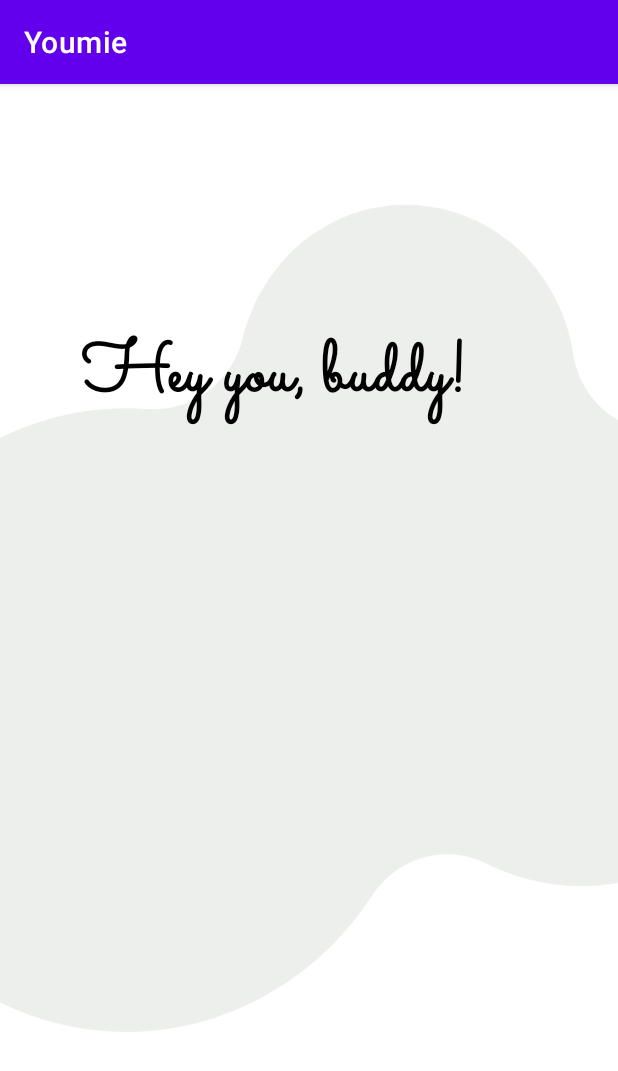
After one commit to alodijutgla/Youmie, an Android app: the RegisterActivity screen opened directly, with no data from a screen before it, on a phone screen of 412 x 824 dp. The commit adds this screen. Shown: the top 1071 px of the screen. Run offline under Robolectric (Android 15) with nearby library versions, the phone set to English and light mode, and no system bars.

Commit message:
added RegisterActivity

```diff
--- a/app/src/main/AndroidManifest.xml
+++ b/app/src/main/AndroidManifest.xml
@@ -10,7 +10,10 @@
         android:supportsRtl="true"
         android:theme="@style/Theme.Youmie">
         <activity
-            android:name=".MainActivity"
+            android:name=".RegisterActivity"
+            android:exported="false" />
+        <activity
+            android:name=".WelcomeActivity"
             android:exported="true">
             <intent-filter>
                 <action android:name="android.intent.action.MAIN" />
--- /dev/null
+++ b/app/src/main/java/com/example/youmie/RegisterActivity.java
@@ -0,0 +1,14 @@
+package com.example.youmie;
+
+import androidx.appcompat.app.AppCompatActivity;
+
+import android.os.Bundle;
+
+public class RegisterActivity extends AppCompatActivity {
+
+    @Override
+    protected void onCreate(Bundle savedInstanceState) {
+        super.onCreate(savedInstanceState);
+        setContentView(R.layout.activity_register);
+    }
+}
--- /dev/null
+++ b/app/src/main/res/layout/activity_register.xml
@@ -0,0 +1,26 @@
+<?xml version="1.0" encoding="utf-8"?>
+<androidx.constraintlayout.widget.ConstraintLayout xmlns:android="http://schemas.android.com/apk/res/android"
+    xmlns:app="http://schemas.android.com/apk/res-auto"
+    xmlns:tools="http://schemas.android.com/tools"
+    android:layout_width="match_parent"
+    android:layout_height="match_parent"
+    tools:context=".RegisterActivity"
+    android:background="@drawable/youmie_bg">
+
+
+    <TextView
+        android:id="@+id/textView"
+        android:layout_width="303dp"
+        android:layout_height="114dp"
+        android:layout_marginStart="54dp"
+        android:layout_marginTop="160dp"
+        android:layout_marginEnd="54dp"
+        android:fontFamily="@font/sacramento_regular"
+        android:text="Hey you, buddy!"
+        android:textColor="@color/black"
+        android:textSize="48sp"
+        android:textStyle="bold"
+        app:layout_constraintEnd_toEndOf="parent"
+        app:layout_constraintStart_toStartOf="parent"
+        app:layout_constraintTop_toTopOf="parent" />
+</androidx.constraintlayout.widget.ConstraintLayout>
--- a/app/src/main/res/layout/activity_main.xml
+++ b/app/src/main/res/layout/activity_welcome.xml
@@ -4,7 +4,7 @@
     xmlns:tools="http://schemas.android.com/tools"
     android:layout_width="match_parent"
     android:layout_height="match_parent"
-    tools:context=".MainActivity"
+    tools:context=".WelcomeActivity"
     android:background="@drawable/youmie_bg">
 
     <ImageView
```
Also changed, not shown: app/src/main/java/com/example/youmie/WelcomeActivity.java (renamed from app/src/main/java/com/example/youmie/MainActivity.java, +20 -2 lines), app/src/main/res/font/sacramento_regular.ttf (added).
